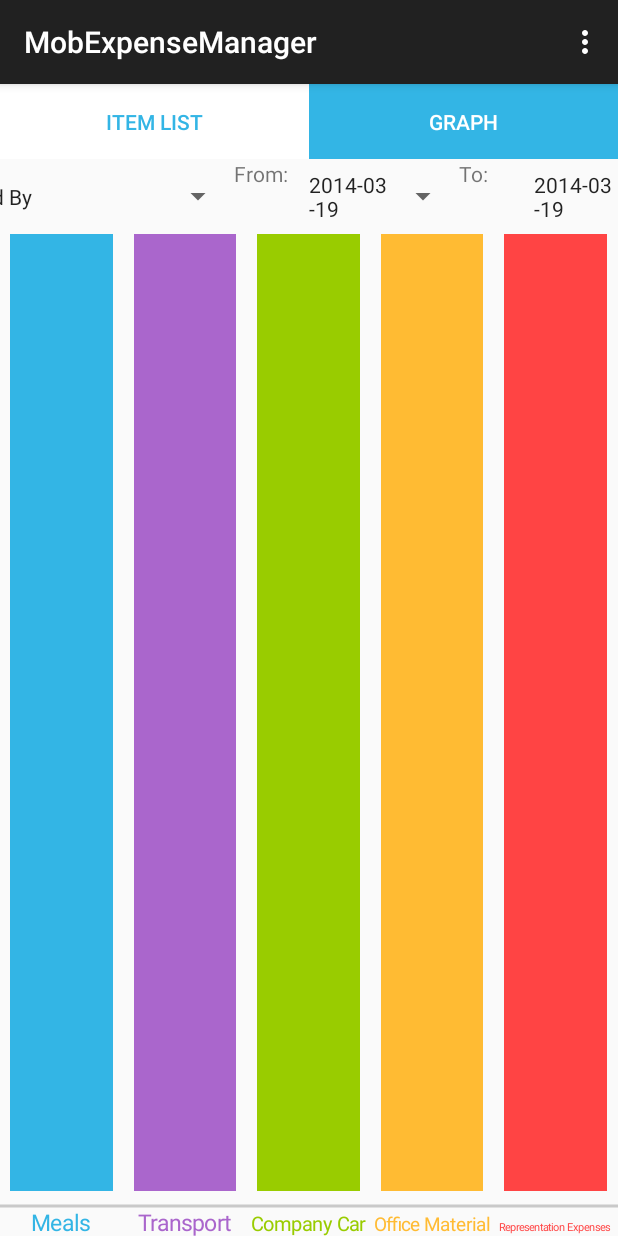
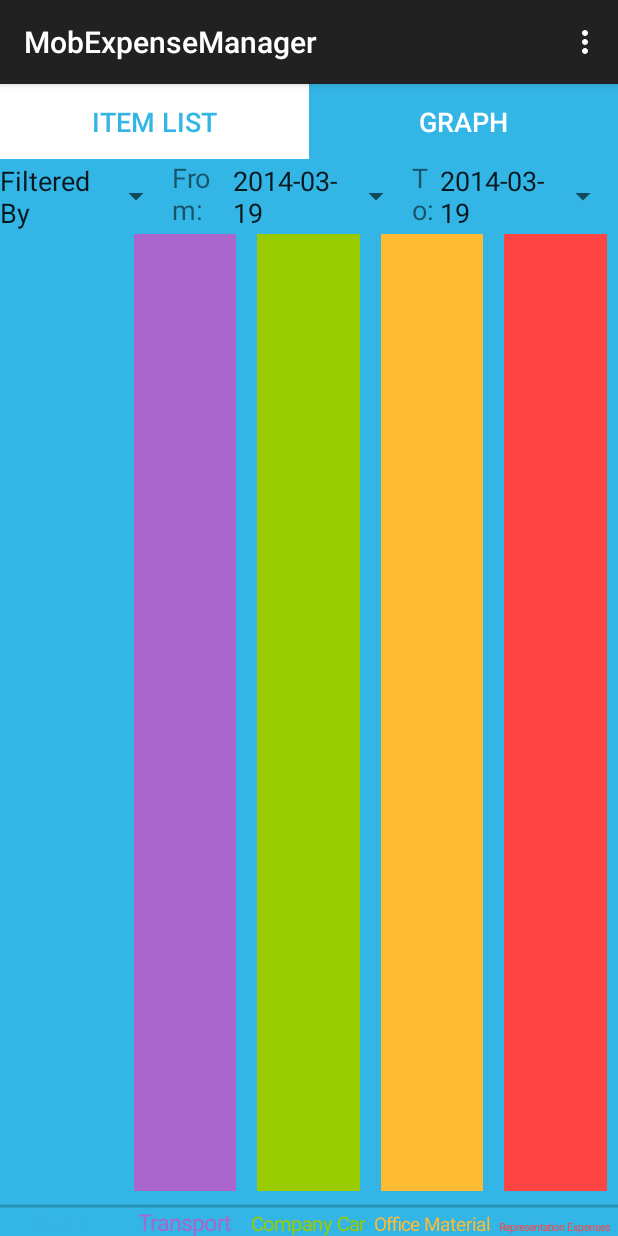
Before and after one commit to vinhnghi223/Project-5, an Android app: the DashboardGraphActivity screen opened directly, with no data from a screen before it, on a phone screen of 412 x 824 dp. Run offline under Robolectric (Android 15) with nearby library versions, the phone set to English and light mode, and no system bars; libraries missing offline, so code that uses them is left out: com.fourmob.datetimepicker; 1 statement that could not run was skipped.

Commit message:
Update Graph and ListView (use sp instead of dp)

```diff
--- a/app/src/main/java/pl/byd/wsg/promand/project5/add/AddScreenActivity.java
+++ b/app/src/main/java/pl/byd/wsg/promand/project5/add/AddScreenActivity.java
@@ -169,9 +169,8 @@ public class AddScreenActivity extends ActionBarActivity implements DatePickerDi
 
     @Override
     public boolean onCreateOptionsMenu(Menu menu) {
-
         // Inflate the menu; this adds items to the action bar if it is present.
-        getMenuInflater().inflate(R.menu.main, menu);
+        getMenuInflater().inflate(R.menu.menu_add_screen, menu);
         return true;
     }
 
--- a/app/src/main/java/pl/byd/wsg/promand/project5/dashboards/DashboardListViewActivity.java
+++ b/app/src/main/java/pl/byd/wsg/promand/project5/dashboards/DashboardListViewActivity.java
@@ -4,6 +4,7 @@ import android.app.ActionBar;
 import android.app.ListActivity;
 import android.content.Intent;
 import android.graphics.Color;
+import android.graphics.drawable.ColorDrawable;
 import android.os.Bundle;
 import android.util.Log;
 import android.view.Menu;
@@ -42,8 +43,10 @@ public class DashboardListViewActivity extends ListActivity {
     public void onCreate(Bundle savedInstanceState) {
         super.onCreate(savedInstanceState);
         setContentView(R.layout.dashboard_listview);
+        //SET UP ACTION BAR
         ActionBar actionBar = getActionBar();
         actionBar.setHomeButtonEnabled(true); //this required API level 14  MIGUEL
+
 
         //SET UP BUTTON
         btnListView=(Button) findViewById(R.id.buttonGoToListView);
--- a/app/src/main/res/layout/dashboard_graphview.xml
+++ b/app/src/main/res/layout/dashboard_graphview.xml
@@ -11,16 +11,18 @@
         android:layout_height="wrap_content">
 
         <Button
+            android:textSize="18sp"
             android:layout_width="match_parent"
-            android:layout_height="50dp"
+            android:layout_height="50sp"
             android:id="@+id/buttonGoToListView"
             android:onClick="GoToListView"
             android:text="Item List"
             android:layout_weight="0.5"/>
 
         <Button
+            android:textSize="18sp"
             android:layout_width="match_parent"
-            android:layout_height="50dp"
+            android:layout_height="50sp"
             android:id="@+id/buttonGoToGraphView"
             android:onClick="GoToGraphView"
             android:text="Graph"
@@ -29,39 +31,47 @@
     </LinearLayout>
     <LinearLayout
         android:layout_width="match_parent"
-        android:layout_height="50dp"
+        android:layout_height="50sp"
         android:gravity="center"
         android:orientation="horizontal">
         <Button
-            android:layout_width="200dp"
+            android:textSize="18sp"
+            android:layout_width="wrap_content"
+            android:layout_weight="0.3"
             android:layout_height="match_parent"
             android:id="@+id/filteredByButton"
             style="?android:attr/spinnerStyle"
             android:text="Filtered By"/>
         <TextView
-            android:layout_width="50dp"
+            android:textSize="18sp"
+            android:layout_width="wrap_content"
+            android:layout_weight="0.1"
             android:text="@string/from"
             android:layout_height="match_parent"/>
         <Button
-            android:layout_width="100dp"
+            android:textSize="18sp"
+            android:layout_width="wrap_content"
+            android:layout_weight="0.3"
             android:layout_height="match_parent"
             android:id="@+id/graphview_selectDateFromButton"
             style="?android:attr/spinnerStyle"/>
-
         <TextView
-            android:layout_width="50dp"
+            android:textSize="18sp"
+            android:layout_width="wrap_content"
+            android:layout_weight="0.1"
             android:text="@string/to"
             android:layout_height="match_parent"/>
         <Button
-            android:layout_width="100dp"
+            android:textSize="18sp"
+            android:layout_width="wrap_content"
+            android:layout_weight="0.3"
             android:layout_height="match_parent"
             android:id="@+id/graphview_selectDateToButton"
             style="?android:attr/spinnerStyle"/>
-
         </LinearLayout>
-
     <pl.byd.wsg.promand.project5.graphs.BarGraph
         android:layout_width="match_parent"
         android:layout_height="match_parent"
-        android:id="@+id/pieGraph" />
+        android:id="@+id/pieGraph"
+        android:textSize="18sp"/>
 </LinearLayout>
--- a/app/src/main/res/values/styles.xml
+++ b/app/src/main/res/values/styles.xml
@@ -2,7 +2,8 @@
 
     <!-- Base application theme. -->
     <style name="AppTheme" parent="Theme.AppCompat.Light.DarkActionBar">
-        <!-- Customize your theme here. -->
+        <item name="android:textSize">20sp</item>
+        <item name="android:colorBackground">#33b5e5</item>
     </style>
 
 </resources>
```
Also changed, not shown: app/src/main/java/pl/byd/wsg/promand/project5/dashboards/DashboardGraphActivity.java (+9 -0 lines), app/src/main/res/layout/dashboard_listview.xml (+8 -3 lines), app/src/main/res/drawable-hdpi/ic_launcher.png, app/src/main/res/drawable-hdpi/pie_graph.jpg (deleted), app/src/main/res/drawable-mdpi/ic_launcher.png (deleted), app/src/main/res/drawable-xhdpi/ic_launcher.png (deleted), app/src/main/res/drawable-xxhdpi/ic_launcher.png (deleted).
